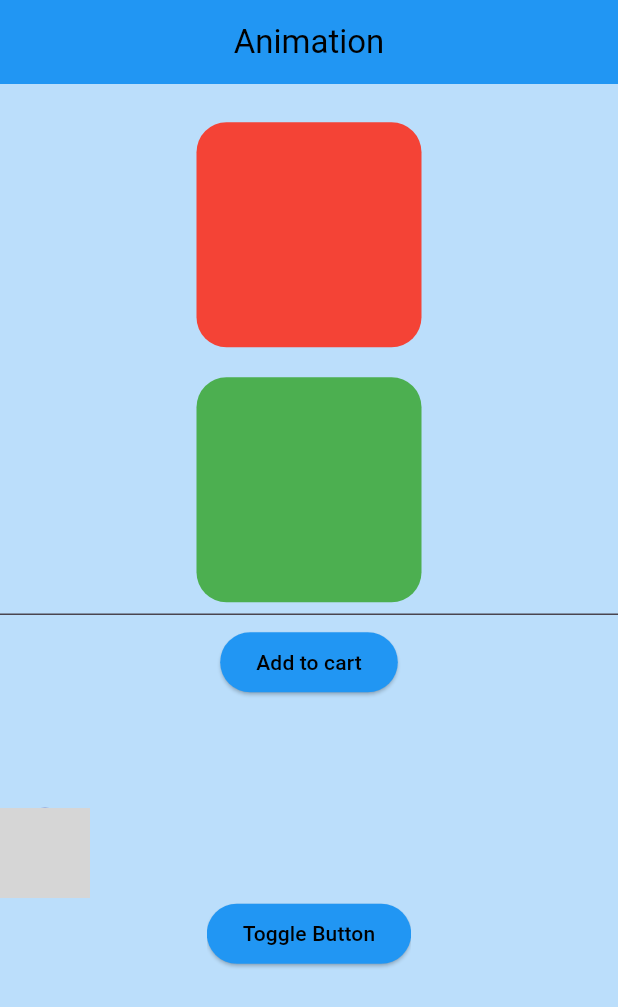
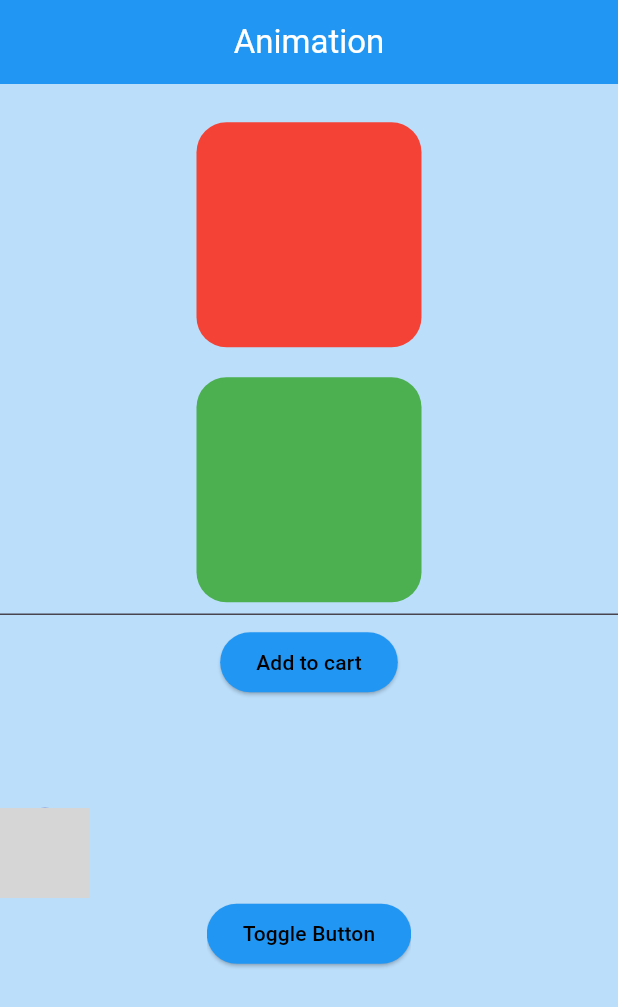
Before and after one commit to mdhasnat10/flutter_class, a Flutter app: the screen it shows after launch, on a phone screen of 412 x 824 dp. Shown: the top 1007 px of the screen. Run offline on Flutter 3.47's test engine with Material 3 defaults, Android fonts, the light colour scheme and no system bars; network calls fail; grey boxes are pictures that could not be loaded.

Commit message:
app bar color changed to white

```diff
--- a/lib/main.dart
+++ b/lib/main.dart
@@ -8,7 +8,6 @@ import 'package:module11_class1/module_12/class_1/page_2.dart';
 import 'package:module11_class1/module_12/class_1/page_3.dart';
 import 'package:module11_class1/module_12/class_2/module_12_class_2.dart';
 import 'package:module11_class1/module_12/class_3/animation.dart';
-
 import 'module_11/Class_1/GridView_Builder.dart';
 import 'module_11/Class_1/HomePage_GridView.dart';
 import 'module_11/Class_1/Home_page_listView.dart';
@@ -35,9 +34,7 @@ class MyApp extends StatelessWidget {
         brightness: Brightness.dark,
         primaryColor: Colors.deepPurpleAccent,
         primarySwatch: Colors.deepPurple,
-
         scaffoldBackgroundColor: Colors.blue.shade100,
-
         elevatedButtonTheme: ElevatedButtonThemeData(
           style: ElevatedButton.styleFrom(
             backgroundColor: Colors.blue,
@@ -46,11 +43,10 @@ class MyApp extends StatelessWidget {
         ),
         appBarTheme: AppBarTheme(
           backgroundColor: Colors.blue,
-          foregroundColor: Colors.black,
+          foregroundColor: Colors.white,
           centerTitle: true,
         ),
       ),
-
       title: 'Hansat JU',
       // home: Module12Class3(),
     );
```
